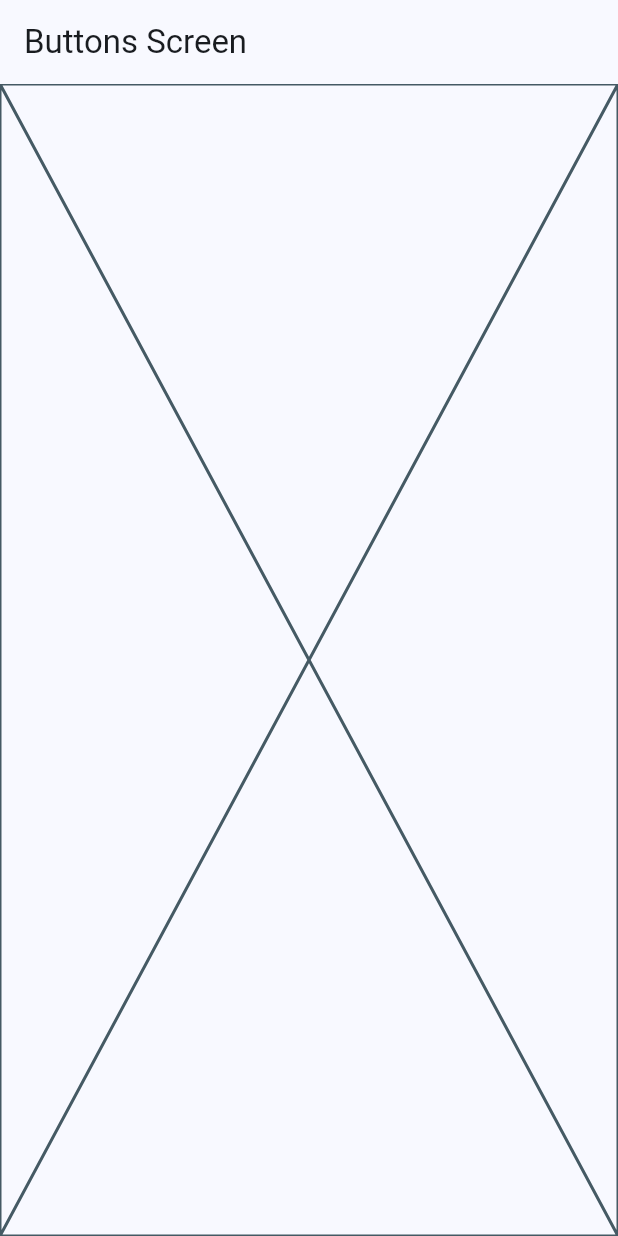
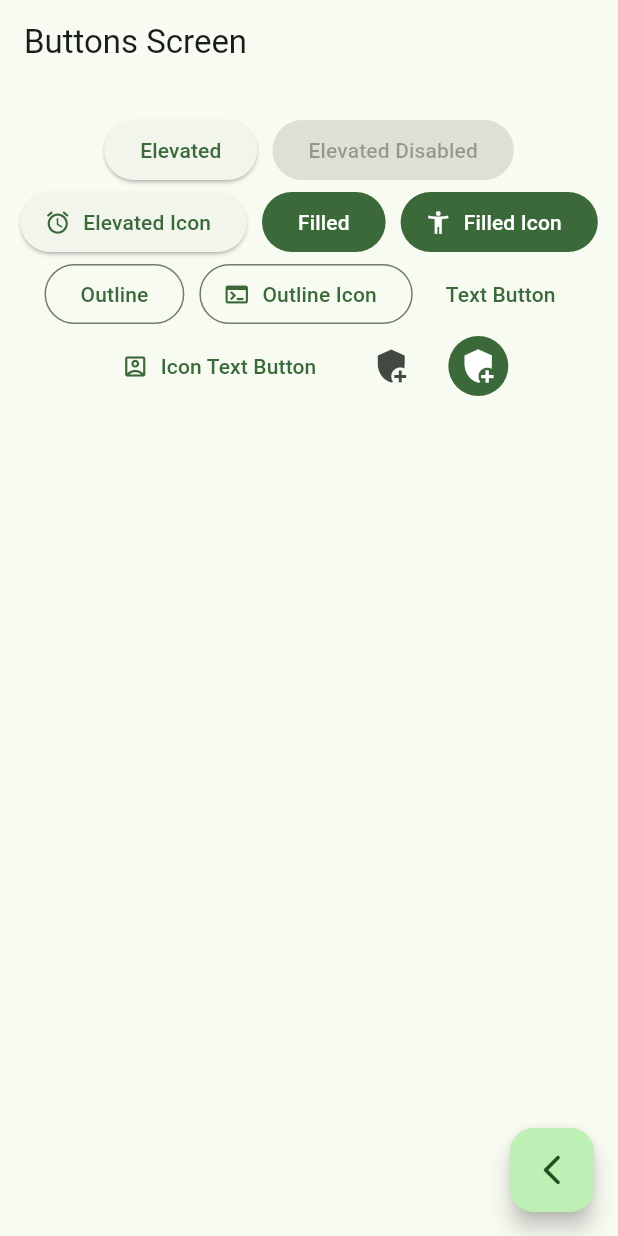
Before and after one commit to SammyCode/widgets_catalog, a Flutter app: the ButtonsScreen screen opened by its route, on a phone screen of 412 x 824 dp. Run offline on Flutter 3.47's test engine with Material 3 defaults, Android fonts, the phone set to English and light mode, and no system bars; our stand-ins replace go_router.

Commit message:
Created buttons

```diff
--- a/lib/main.dart
+++ b/lib/main.dart
@@ -14,7 +14,7 @@ class MainApp extends StatelessWidget {
     return MaterialApp.router(
       routerConfig: appRouter,
       debugShowCheckedModeBanner: false,
-      theme: AppTheme(selectedColor: 0).getTheme(),
+      theme: AppTheme(selectedColor: 2).getTheme(),
     );
   }
 }
--- a/lib/presentation/screens/buttons/buttons_screen.dart
+++ b/lib/presentation/screens/buttons/buttons_screen.dart
@@ -1,4 +1,5 @@
 import 'package:flutter/material.dart';
+import 'package:go_router/go_router.dart';
 
 class ButtonsScreen extends StatelessWidget {
   static const String name = 'buttons_screen';
@@ -9,7 +10,67 @@ class ButtonsScreen extends StatelessWidget {
   Widget build(BuildContext context) {
     return Scaffold(
       appBar: AppBar(title: const Text('Buttons Screen')),
-      body: const Placeholder(),
+      body: _ButtonsView(),
+      floatingActionButton: FloatingActionButton(
+        child: Icon(Icons.arrow_back_ios_new_rounded),
+        onPressed: () {
+          context.pop();
+        },
+      ),
     );
   }
 }
+
+class _ButtonsView extends StatelessWidget {
+  const _ButtonsView();
+
+  @override
+  Widget build(BuildContext context) {
+    final colors = Theme.of(context).colorScheme;
+
+    return SizedBox(
+      width: double.infinity,
+      child: Padding(
+        padding: const EdgeInsets.symmetric(horizontal: 10, vertical: 20),
+        child: Wrap(
+          spacing: 10,
+          alignment: WrapAlignment.center,
+          children: [
+            ElevatedButton(onPressed: () {}, child: const Text('Elevated')),
+            const ElevatedButton(
+                onPressed: null, child: Text('Elevated Disabled')),
+            ElevatedButton.icon(
+                onPressed: () {},
+                icon: const Icon(Icons.access_alarm_rounded),
+                label: const Text('Elevated Icon')),
+            FilledButton(onPressed: () {}, child: const Text('Filled')),
+            FilledButton.icon(
+                onPressed: () {},
+                icon: const Icon(Icons.accessibility_new_outlined),
+                label: const Text('Filled Icon')),
+            OutlinedButton(onPressed: () {}, child: const Text('Outline')),
+            OutlinedButton.icon(
+                onPressed: () {},
+                icon: const Icon(Icons.terminal),
+                label: const Text('Outline Icon')),
+            TextButton(onPressed: () {}, child: const Text('Text Button')),
+            TextButton.icon(
+                onPressed: () {},
+                icon: const Icon(Icons.account_box_outlined),
+                label: const Text('Icon Text Button')),
+
+            //TODO custom button
+
+            IconButton(onPressed: () {}, icon: Icon(Icons.add_moderator)),
+            IconButton(
+                onPressed: () {},
+                icon: const Icon(Icons.add_moderator),
+                style: ButtonStyle(
+                    backgroundColor: MaterialStatePropertyAll(colors.primary),
+                    iconColor: const MaterialStatePropertyAll(Colors.white)))
+          ],
+        ),
+      ),
+    );
+  }
+}
```
